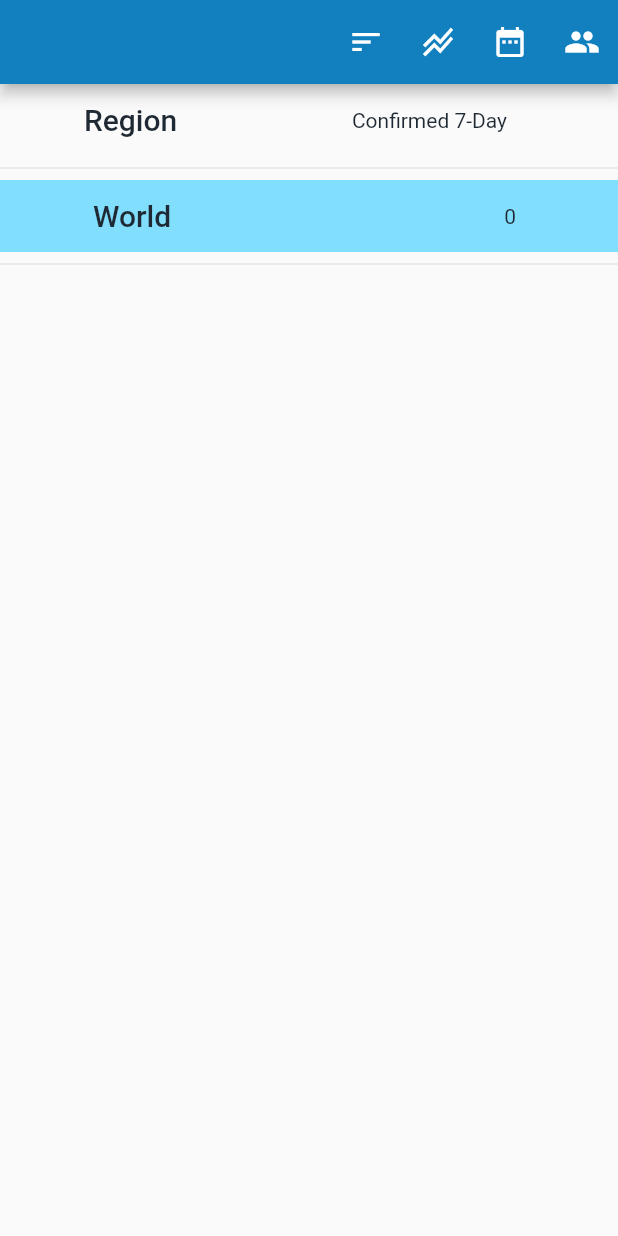
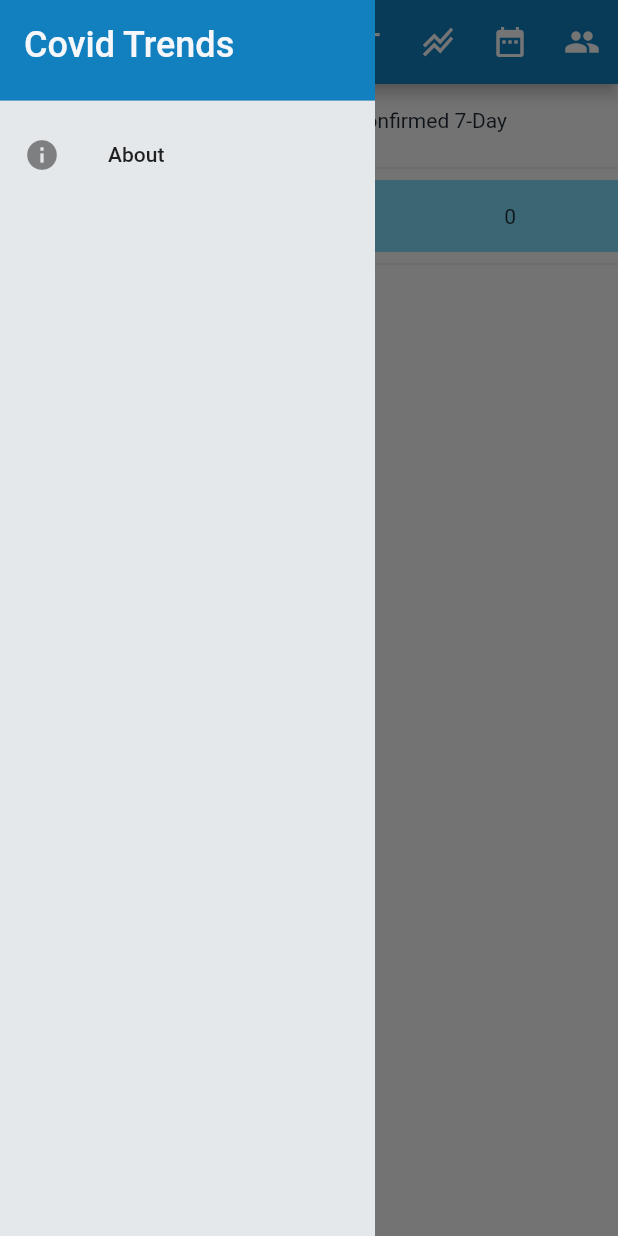
Before and after one commit to steveroe317/covid_trends, a Flutter app: the screen it shows after launch, with the side drawer open (before the commit the screen has no drawer), on a phone screen of 412 x 824 dp. Run offline on Flutter 3.47's test engine with Material 2 defaults, Android fonts, the phone set to English and light mode, and no system bars; our stand-ins replace charts_flutter, cloud_firestore, firebase_auth, firebase_core, hex, share_plus and 1 more; accounts and stored records are empty; network calls fail.

Commit message:
Add sidebar with about box.

```diff
--- a/lib/widgets/covid_entities_page.dart
+++ b/lib/widgets/covid_entities_page.dart
@@ -12,6 +12,7 @@ import 'covid_chart_group_page.dart';
 import 'covid_entities_list.dart';
 import 'date_range_popup_menu.dart';
 //import 'debug_popup_menu.dart';
+import 'navigation_sidebar.dart';
 import 'per_100k_popup_menu.dart';
 import 'share_button.dart';
 import 'sort_popup_menu.dart';
@@ -31,15 +32,15 @@ class _CovidEntitiesPageState extends State<CovidEntitiesPage> {
   Widget build(BuildContext context) {
     return LayoutBuilder(builder: (context, constraints) {
       if (constraints.maxWidth > 700) {
-        return Provider<UiParameters>(
+        return ChangeNotifierProvider<UiParameters>(
             create: (_) => UiParameters(UiAppShape.Wide),
             child: _buildWideScaffold(context, widget.title));
       } else if (constraints.maxWidth >= 350) {
-        return Provider<UiParameters>(
+        return ChangeNotifierProvider<UiParameters>(
             create: (_) => UiParameters(UiAppShape.Narrow),
             child: _buildNarrowScaffold(context));
       } else {
-        return Provider<UiParameters>(
+        return ChangeNotifierProvider<UiParameters>(
             create: (_) => UiParameters(UiAppShape.Mini),
             child: _buildNarrowScaffold(context));
       }
@@ -62,6 +63,7 @@ class _CovidEntitiesPageState extends State<CovidEntitiesPage> {
         ],
       ),
       body: _CovidEntitiesWideListBody(chartGroupKey),
+      drawer: CovidTrendsNavigationSidebar(),
     );
   }
 }
@@ -79,6 +81,7 @@ Scaffold _buildNarrowScaffold(BuildContext context) {
       ],
     ),
     body: _CovidEntitiesNarrowListBody(),
+    drawer: CovidTrendsNavigationSidebar(),
   );
 }
 
--- /dev/null
+++ b/lib/widgets/navigation_sidebar.dart
@@ -0,0 +1,50 @@
+import 'package:covid_trends/theme/size_scale.dart';
+import 'package:flutter/material.dart';
+import 'package:provider/provider.dart';
+
+import '../theme/palette_colors.dart';
+import 'ui_parameters.dart';
+
+class CovidTrendsNavigationSidebar extends StatelessWidget {
+  @override
+  Widget build(BuildContext context) {
+    var uiParameters = context.read<UiParameters>();
+    return SafeArea(
+        left: true,
+        right: true,
+        top: true,
+        bottom: true,
+        minimum: EdgeInsets.zero,
+        child: Container(
+            width: 250,
+            color: PaletteColors.coolGrey.shade100,
+            child: ListView(padding: EdgeInsets.zero, children: [
+              Container(
+                  height: uiParameters.drawerHeaderHeight,
+                  child: DrawerHeader(
+                    decoration: BoxDecoration(
+                      color: PaletteColors.lightBlueVivid.shade700,
+                    ),
+                    child: Text('Covid Trends',
+                        style: TextStyle(
+                            color: PaletteColors.coolGrey.shade50,
+                            fontSize: SizeScale.px24,
+                            fontWeight: FontWeight.w500)),
+                  )),
+              AboutListTile(
+                icon: Icon(Icons.info),
+                child: Text('About'),
+                applicationName: 'Covid Trends',
+                applicationVersion: '0.1.0',
+                applicationLegalese: '© 2021 Roe Designs',
+                aboutBoxChildren: [
+                  Text('The Covid Trends app shows confirmed case and death '
+                      'charts for countries and selected US states and counties '
+                      'based on data from Johns Hopkins.'),
+                  Text('It is built using Google Flutter and uses '
+                      'Google Firebase as a back end data store.'),
+                ],
+              ),
+            ])));
+  }
+}
--- a/lib/widgets/ui_parameters.dart
+++ b/lib/widgets/ui_parameters.dart
@@ -7,10 +7,11 @@ import 'ui_constants.dart';
 
 enum UiAppShape { Wide, Narrow, Mini }
 
-class UiParameters {
+class UiParameters with ChangeNotifier {
   UiAppShape _uiShape;
   var _entityButtonWidth = 170.0;
   var _entityMetricWidth = 120.0;
+  var _drawerHeaderHeight = 75.0;
 
   var _entityButtonTextStyle = TextStyle(
       color: PaletteColors.coolGrey.shade900,
@@ -37,6 +38,7 @@ class UiParameters {
 
   double get entityButtonWidth => _entityButtonWidth;
   double get entityMetricWidth => _entityMetricWidth;
+  double get drawerHeaderHeight => _drawerHeaderHeight;
   TextStyle get entityButtonTextStyle => _entityButtonTextStyle;
   TextStyle get entityMetricTextStyle => _entityMetricTextStyle;
 
```
